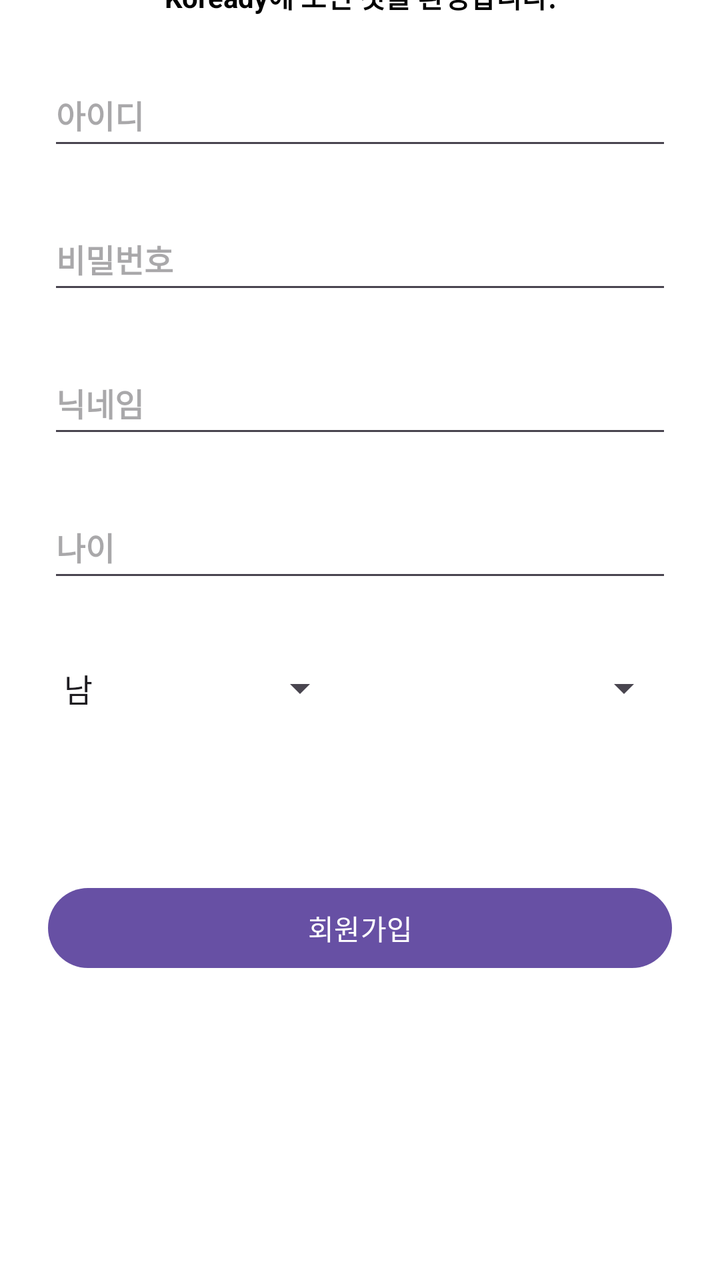
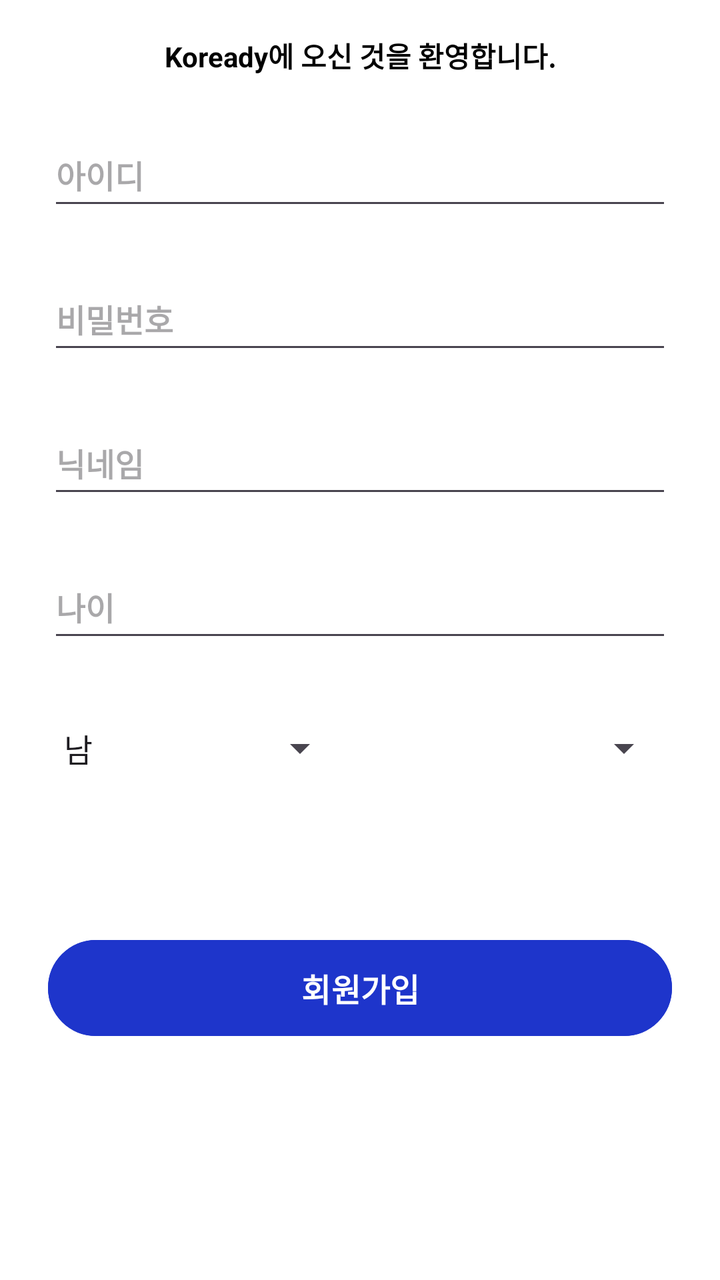

The first picture is an Android layout as it rendered before a commit; the second is the same layout after the commit. The layout source and the unified diff follow.
<!-- AndroidManifest.xml: application theme Theme.GURU2 -->
<!-- res/layout/activity_signup.xml -->
<?xml version="1.0" encoding="utf-8"?>
<androidx.constraintlayout.widget.ConstraintLayout
    xmlns:android="http://schemas.android.com/apk/res/android"
    xmlns:app="http://schemas.android.com/apk/res-auto"
    xmlns:tools="http://schemas.android.com/tools"
    android:layout_width="match_parent"
    android:layout_height="match_parent"
    android:background="#FFFFFF">

    

    

    <TextView
        android:id="@+id/tvSignupTitle"
        android:layout_width="wrap_content"
        android:layout_height="wrap_content"
        android:layout_marginBottom="24dp"
        android:text="Koready에 오신 것을 환영합니다."
        android:textAlignment="center"
        android:textColor="@color/black"
        android:textSize="14sp"
        android:textStyle="bold"
        app:layout_constraintBottom_toTopOf="@+id/etId"
        app:layout_constraintEnd_toEndOf="parent"
        app:layout_constraintStart_toStartOf="parent" />

    <EditText
        android:id="@+id/etId"
        android:layout_width="0dp"
        android:layout_height="48dp"
        android:layout_marginHorizontal="24dp"
        android:layout_marginBottom="24dp"
        android:hint="아이디"
        android:textSize="16sp"
        android:textStyle="bold"
        app:layout_constraintBottom_toTopOf="@+id/etPw"
        app:layout_constraintEnd_toEndOf="parent"
        app:layout_constraintStart_toStartOf="parent" />

    
    <EditText
        android:id="@+id/etPw"
        android:layout_width="0dp"
        android:layout_height="48dp"
        android:layout_marginHorizontal="24dp"
        android:layout_marginBottom="24dp"
        android:hint="비밀번호"
        android:inputType="textPassword"
        android:textSize="16sp"
        android:textStyle="bold"
        app:layout_constraintBottom_toTopOf="@+id/etNickname"
        app:layout_constraintEnd_toEndOf="parent"
        app:layout_constraintStart_toStartOf="parent" />

    
    <EditText
        android:id="@+id/etNickname"
        android:layout_width="0dp"
        android:layout_height="48dp"
        android:layout_marginHorizontal="24dp"
        android:layout_marginBottom="24dp"
        android:hint="닉네임"
        android:textSize="16sp"
        android:textStyle="bold"
        app:layout_constraintBottom_toTopOf="@+id/etAge"
        app:layout_constraintEnd_toEndOf="parent"
        app:layout_constraintStart_toStartOf="parent" />

    

    


    
    <Spinner
        android:id="@+id/spCountry"
        android:layout_width="0dp"
        android:layout_height="48dp"
        android:layout_marginStart="6dp"
        android:layout_marginEnd="24dp"
        android:layout_marginBottom="72dp"
        app:layout_constraintBottom_toTopOf="@+id/btnSignup"
        app:layout_constraintEnd_toEndOf="parent"
        app:layout_constraintStart_toEndOf="@id/spGender" />

    <Spinner
        android:id="@+id/spGender"
        android:layout_width="0dp"
        android:layout_height="48dp"
        android:layout_marginStart="24dp"
        android:layout_marginEnd="6dp"
        android:layout_marginBottom="72dp"
        android:entries="@array/genders"
        app:layout_constraintBottom_toTopOf="@+id/btnSignup"
        app:layout_constraintEnd_toStartOf="@id/spCountry"
        app:layout_constraintStart_toStartOf="parent" />

    <EditText
        android:id="@+id/etAge"
        android:layout_width="0dp"
        android:layout_height="48dp"
        android:layout_marginHorizontal="24dp"
        android:layout_marginBottom="24dp"
        android:hint="나이"
        android:inputType="number"
        android:textSize="16sp"
        android:textStyle="bold"
        app:layout_constraintBottom_toTopOf="@+id/spGender"
        app:layout_constraintEnd_toEndOf="parent"
        app:layout_constraintStart_toStartOf="parent" />

    
    <Button
        android:id="@+id/btnSignup"
        android:layout_width="0dp"
        android:layout_height="48dp"
        android:layout_marginHorizontal="24dp"
        android:layout_marginBottom="152dp"
        android:text="회원가입"
        app:layout_constraintBottom_toBottomOf="parent"
        app:layout_constraintEnd_toEndOf="parent"
        app:layout_constraintStart_toStartOf="parent" />

</androidx.constraintlayout.widget.ConstraintLayout>
<!-- resources referenced by this layout -->
<resources>
  <string-array name="genders">
          <item>남</item>
          <item>여</item>
          <item>기타</item>
      </string-array>
  <color name="black">#FF000000</color>
  <style name="Theme.GURU2" parent="Base.Theme.GURU2" />
  <style name="Base.Theme.GURU2" parent="Theme.Material3.DayNight.NoActionBar">
  
          <item name="android:windowLightStatusBar">true</item>
  
          <item name="android:windowTranslucentStatus">false</item>
  
          <item name="popupMenuBackground">@android:color/transparent</item>
          <item name="android:itemBackground">#E9ECFF</item>
          
      </style>
</resources>

<!-- the commit's change to res/layout/activity_signup.xml (unified diff, before → after) -->
@@ -68,11 +68,6 @@
         app:layout_constraintStart_toStartOf="parent" />
 
     
-
-    
-
-
-    
     <Spinner
         android:id="@+id/spCountry"
         android:layout_width="0dp"
@@ -84,6 +79,7 @@
         app:layout_constraintEnd_toEndOf="parent"
         app:layout_constraintStart_toEndOf="@id/spGender" />
 
+    
     <Spinner
         android:id="@+id/spGender"
         android:layout_width="0dp"
@@ -96,6 +92,7 @@
         app:layout_constraintEnd_toStartOf="@id/spCountry"
         app:layout_constraintStart_toStartOf="parent" />
 
+    
     <EditText
         android:id="@+id/etAge"
         android:layout_width="0dp"
@@ -110,16 +107,30 @@
         app:layout_constraintEnd_toEndOf="parent"
         app:layout_constraintStart_toStartOf="parent" />
 
-    
-    <Button
+    <com.google.android.material.button.MaterialButton
         android:id="@+id/btnSignup"
         android:layout_width="0dp"
         android:layout_height="48dp"
-        android:layout_marginHorizontal="24dp"
-        android:layout_marginBottom="152dp"
+        android:layout_marginStart="24dp"
+        android:layout_marginEnd="24dp"
+        android:layout_marginBottom="122dp"
+
+        android:insetTop="0dp"
+        android:insetBottom="0dp"
+
         android:text="회원가입"
+        android:textColor="@color/white"
+        android:textSize="16sp"
+        android:textStyle="bold"
+
+        app:backgroundTint="@color/confirm_active"
+        app:cornerRadius="60dp"
+
         app:layout_constraintBottom_toBottomOf="parent"
         app:layout_constraintEnd_toEndOf="parent"
-        app:layout_constraintStart_toStartOf="parent" />
+
+        app:layout_constraintStart_toStartOf="parent"
+        app:strokeColor="@color/confirm_active"
+        app:strokeWidth="1dp" />
 
 </androidx.constraintlayout.widget.ConstraintLayout>
<!-- resource entries referenced after the edit -->
@@ -6,6 +6,8 @@
           <item>기타</item>
       </string-array>
   <color name="black">#FF000000</color>
+  <color name="confirm_active">#1E35CB</color>
+  <color name="white">#FFFFFFFF</color>
   <style name="Theme.GURU2" parent="Base.Theme.GURU2" />
   <style name="Base.Theme.GURU2" parent="Theme.Material3.DayNight.NoActionBar">
   
